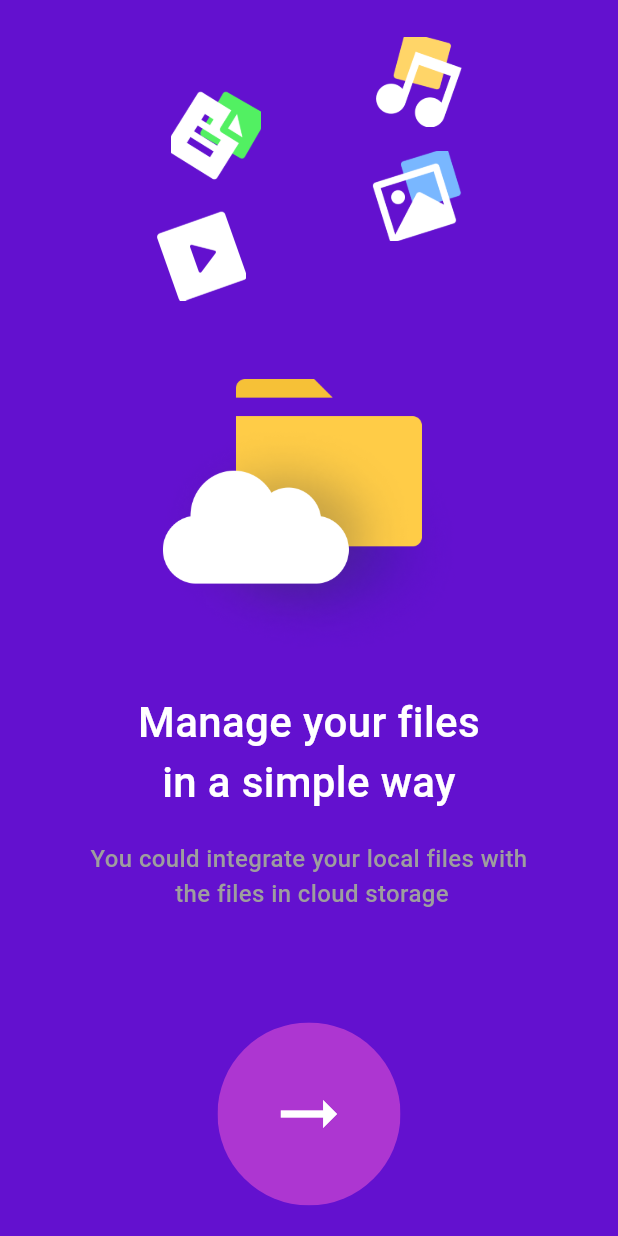
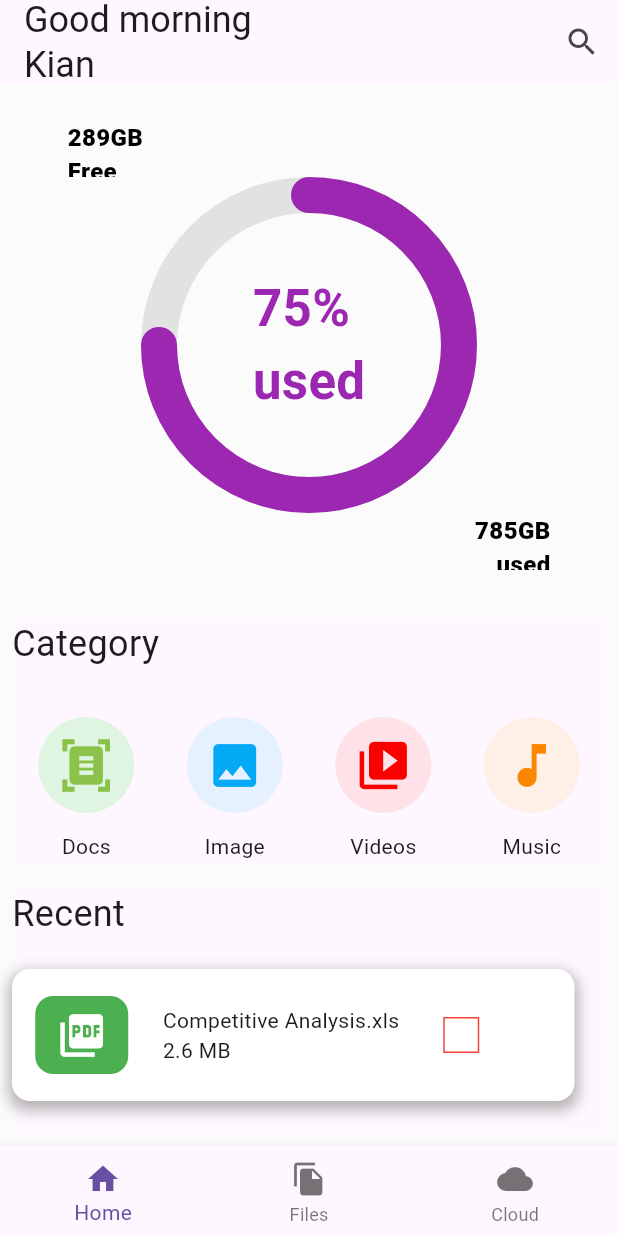
Before and after one commit to z-nt/filemanagerApp, a Flutter app: the screen it shows after launch, on a phone screen of 412 x 824 dp. Run offline on Flutter 3.47's test engine with Material 3 defaults, Android fonts, the light colour scheme and no system bars; drawn by our look-alikes of percent_indicator; our stand-ins replace go_router; Roboto replaces fonts that are missing (Manorope, Manrope).

Commit message:
work on home section/add responsive layout

```diff
--- /dev/null
+++ b/filemanager/lib/pages/home/responsive/mobile_body.dart
@@ -0,0 +1,94 @@
+import "package:flutter/material.dart";
+import "package:filemanager/pages/home/styles/style.dart";
+import "package:filemanager/pages/home/widgets/homewidgets.dart";
+
+
+class MobileBody extends StatelessWidget {
+  const MobileBody({super.key});
+  @override
+  Widget build(BuildContext context) {
+   return Scaffold(
+    backgroundColor: Color.fromARGB(251, 251, 251, 251),
+       appBar: AppBar(
+             title: Padding(
+               padding: const EdgeInsets.all(0.0),
+               child: const Text(
+                 "Good morning \nKian",
+                 style: titleSyle,
+               ),
+             ),
+             actions: [
+               IconButton(
+                 onPressed:(){
+                   showSearch(
+                     context: context,
+                     delegate: CustomSearchDelegate()
+                     );
+                 },
+                  icon: const Icon(Icons.search),
+                  ),
+             ],
+           ),
+    body: Center(
+      child: Column(
+        crossAxisAlignment: CrossAxisAlignment.center,
+        mainAxisAlignment: MainAxisAlignment.spaceEvenly,
+        children: [
+                  Padding(
+                    padding: const EdgeInsets.all(8.0),
+                    child: CustomPercentProggress(),
+                  ),
+                  Padding(
+                    padding: const EdgeInsets.all(8.0),
+                    child: Container(
+                      height:164,
+                      decoration: BoxDecoration(),
+                      child: CustomCategory(),
+                    ),
+                  ) ,
+                  Padding(
+                    padding: const EdgeInsets.all(8.0),
+                    child: Container(
+                      height: 164,
+                      decoration: BoxDecoration(),
+                      child: CustomRecentWidgets(),
+                    ),
+                  ),
+
+                  Padding(
+                    padding: const EdgeInsets.all(0.0),
+                    child: Container(
+                      height: 64,
+                      decoration: BoxDecoration(
+                        color: Colors.white,
+
+                        borderRadius: BorderRadius.only(
+                          bottomLeft: Radius.circular(12),
+                          bottomRight: Radius.circular(12)
+                        )
+                      ),
+                      child: BottomNavigationBar(
+
+                        items:const <BottomNavigationBarItem>[
+                          BottomNavigationBarItem(
+                            icon: Icon(Icons.home),
+                            label: "Home"
+                          ),
+                          BottomNavigationBarItem(
+                            icon: Icon(Icons.file_copy),
+                            label: "Files"
+                            ),
+                          BottomNavigationBarItem(
+                            icon: Icon(Icons.cloud),
+                            label: "Cloud"
+                            ),
+                    ],
+                  ),
+                ),
+              ),
+            ],
+      ),
+    ),
+   );
+  }
+}
--- /dev/null
+++ b/filemanager/lib/pages/home/responsive/responsive_layout.dart
@@ -0,0 +1,28 @@
+import "package:flutter/material.dart";
+
+
+
+class ResponsiveLayout extends StatelessWidget {
+
+  final Widget mobileBody ;
+  final Widget desktopBody;
+
+  const ResponsiveLayout({
+    required this.mobileBody ,
+    required this.desktopBody ,
+  });
+
+@override
+  Widget build(BuildContext context) {
+
+  return LayoutBuilder(
+    builder:(context , Constraints){
+        if(Constraints.maxWidth < 600) {
+          return mobileBody;
+        }else{
+          return desktopBody;
+        }
+      }
+    );
+  }
+}
--- a/filemanager/lib/pages/home/widgets/homewidgets.dart
+++ b/filemanager/lib/pages/home/widgets/homewidgets.dart
@@ -101,8 +101,7 @@ class CustomPercentProggress extends StatelessWidget {
                           children: <Widget>[
                             SizedBox(
                                 width: 322,
-                                height: 48,
-
+                                height: 38,
                                   child: Text(
                                     "289GB\nFree" ,
                                     textAlign: TextAlign.left,
@@ -113,7 +112,7 @@ class CustomPercentProggress extends StatelessWidget {
                           CircularPercentIndicator(
                             backgroundColor: Color.fromARGB(222, 222, 222,222),
                             startAngle: 360,
-                            radius: 124.0,
+                            radius: 112.0,
                             lineWidth: 24.0,
                             animation: true,
                             percent:0.75 ,
@@ -130,7 +129,7 @@ class CustomPercentProggress extends StatelessWidget {
                           ),
                            SizedBox(
                                 width: 322,
-                                height: 48,
+                                height: 38,
                                   child: Text(
                                     "785GB\nused" ,
                                     textAlign: TextAlign.right,
@@ -312,7 +311,7 @@ class CustomRecentWidgets extends StatelessWidget{
             child: Container(
               decoration: BoxDecoration(),
               height: 30,
-              width: double.infinity,
+              width: 375,
               child: Text("Recent",style: titleSyle,),
             ),
           ),
@@ -320,7 +319,7 @@ class CustomRecentWidgets extends StatelessWidget{
             padding: const EdgeInsets.only(top: 24.0),
             child: Container(
               height: 88,
-              width: double.infinity,
+              width: 375,
                 decoration: BoxDecoration(
                   color: Colors.white,
                   borderRadius: BorderRadius.all(
@@ -336,7 +335,7 @@ class CustomRecentWidgets extends StatelessWidget{
                   ]
                 ),
                 constraints: BoxConstraints(
-                  minWidth: 311,
+
                   maxWidth: 450,
                   minHeight: 28
                 ),
@@ -348,7 +347,7 @@ class CustomRecentWidgets extends StatelessWidget{
                     Padding(
                       padding: const EdgeInsets.all(8.0),
                       child: Container(
-                        width:312,
+                        width:311,
                         height: 62,
                         decoration: BoxDecoration(
                           borderRadius: BorderRadius.all(
@@ -367,7 +366,7 @@ class CustomRecentWidgets extends StatelessWidget{
                                 Radius.circular(12),
                               )
                               ),
-                              width: 52,
+                              width: 62,
                               height: 52,
                               child: Icon(
                                 Icons.picture_as_pdf ,
@@ -385,28 +384,20 @@ class CustomRecentWidgets extends StatelessWidget{
                         ),
                       ),
                     ),
-
-
+                            Container(
+                              width: 24,
+                               height: 24,
+                              decoration: BoxDecoration(
+                                border: Border.all(
+                                  width: 1 ,
+                                  color: Colors.red
+                                )
+                              ),
+                            )
                           ],
                         ),
                       ),
                     ),
-
-                    Padding(
-                      padding: const EdgeInsets.all(8.0),
-                      child: SizedBox(
-                        width:34,
-                        height: 34,
-                        child: IconButton(
-                          onPressed: (){},
-                          icon: Icon(Icons.open_in_new)
-
-                          ),
-
-                      ),
-
-                    ),
-
                   ],
                 ),
             ),
--- a/filemanager/lib/pages/onloading/onloading.dart
+++ b/filemanager/lib/pages/onloading/onloading.dart
@@ -5,16 +5,11 @@ import 'package:flutter/material.dart';
 
 
 class ONLOADING extends StatelessWidget{
-
   const ONLOADING ({super.key});
-
   @override
-
   Widget build(BuildContext context) {
       return Scaffold(
-
           body: ResponsiveLayout(
-
             mobileBody: MobilBody(),
             desktopApp: DesktopBody(),
             ),
--- a/filemanager/lib/pages/responsive/responsive_layout.dart
+++ b/filemanager/lib/pages/responsive/responsive_layout.dart
@@ -3,13 +3,10 @@ import "package:flutter/material.dart";
 
 
 class ResponsiveLayout  extends StatelessWidget {
-
   final Widget mobileBody ;
   final Widget desktopApp;
 
   const ResponsiveLayout  ({ required this.mobileBody , required this.desktopApp});
-
-
   @override
   Widget build(BuildContext context) {
     return LayoutBuilder(
--- a/filemanager/lib/pages/routs/router.dart
+++ b/filemanager/lib/pages/routs/router.dart
@@ -8,7 +8,7 @@ import "package:filemanager/pages/onloading/onloading.dart";
 
 
 final GoRouter router = GoRouter(
-    initialLocation: "/onloading",
+    initialLocation: "/home",
   routes: <RouteBase>[
 
     GoRoute(
```
Also changed, not shown: filemanager/lib/pages/home/home.dart (+9 -82 lines), filemanager/lib/pages/home/responsive/desktop_body.dart (added, +25 -0 lines), filemanager/lib/pages/responsive/desktop_body.dart (+4 -8 lines), filemanager/lib/pages/responsive/mobil_body.dart (+4 -17 lines).
